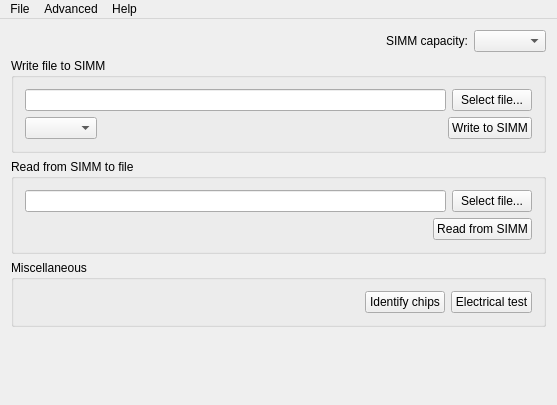
The window that mainwindow.ui (dougg3/mac-rom-simm-programmer.software) describes before a commit, drawn with Qt 5.
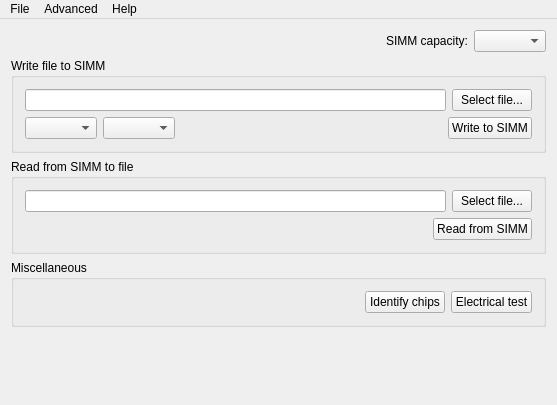
The same window after the commit.

Commit message:
This is an incomplete implementation of the new "erase some of the SIMM" feature. The erase capability is there, so next up comes the write.
The next step is to add a mechanism to the protocol to start writing at
a location other than 0 (although this is not needed for this particular
feature, I'd like to have it in there first). Then, I have to update
this software to use that new protocol and make sure verification still
works. I'm about 50% done I'd say.

Patch:
```diff
--- a/mainwindow.ui
+++ b/mainwindow.ui
@@ -84,6 +84,9 @@
              <item>
               <widget class="QComboBox" name="verifyBox"/>
              </item>
+             <item>
+              <widget class="QComboBox" name="howMuchToWriteBox"/>
+             </item>
              <item>
               <spacer name="horizontalSpacer_2">
                <property name="orientation">
```
The commit also changes 5 other files.
